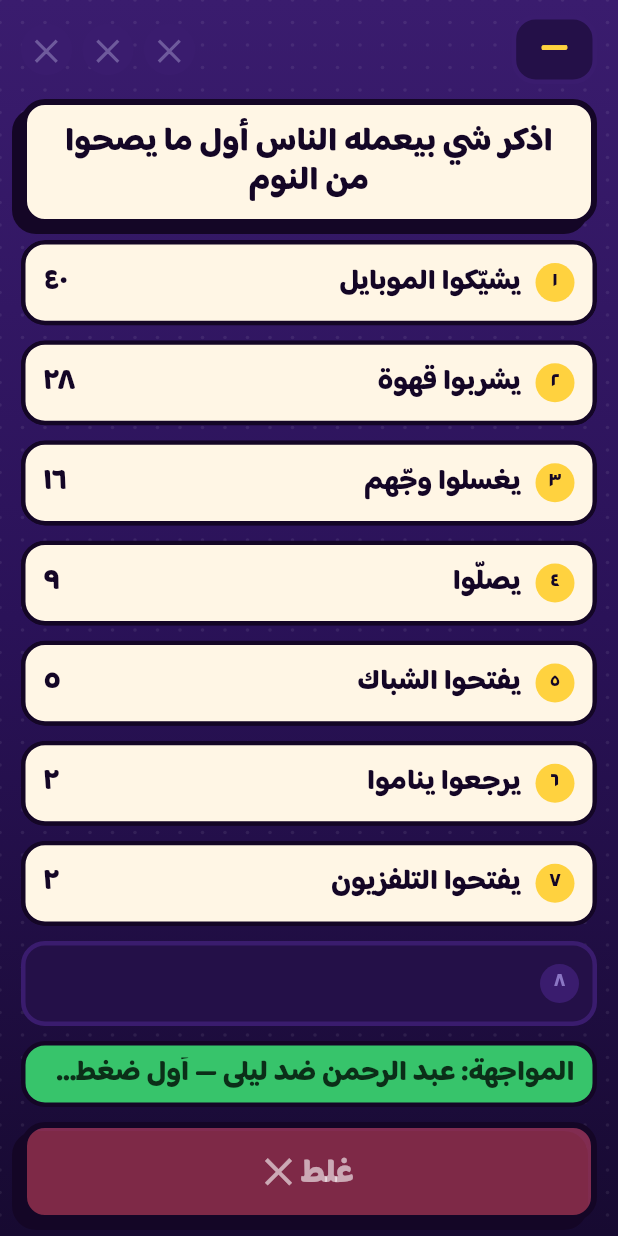
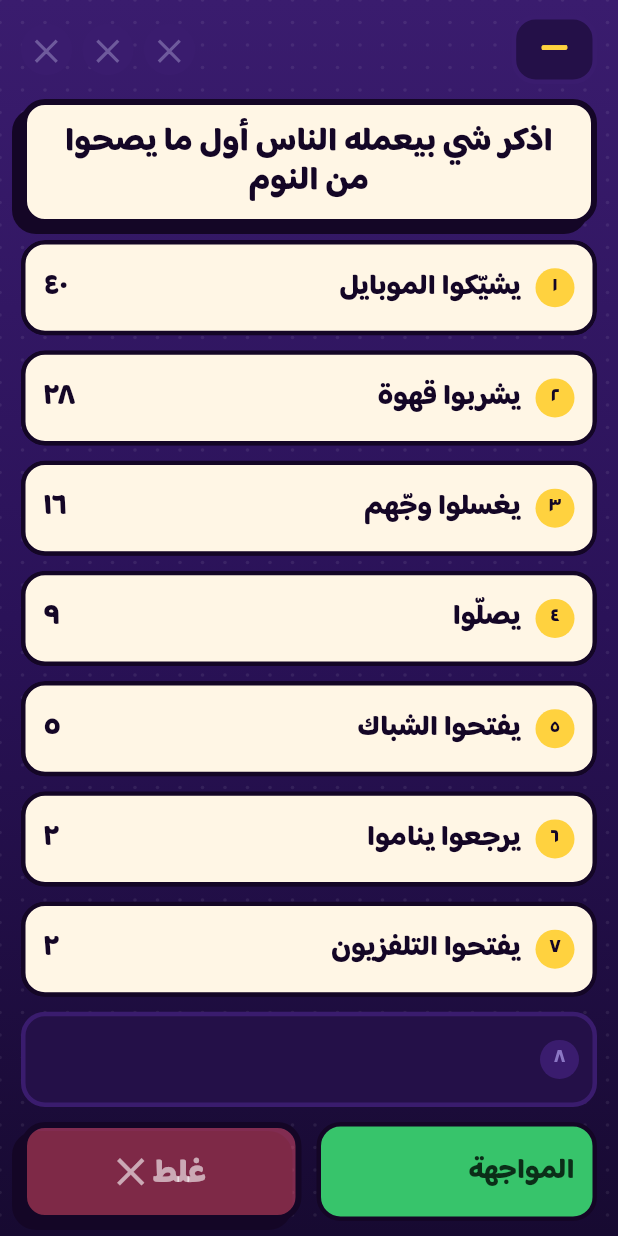
Before and after one commit to NKW2000/meen-al-atlasy-flutter, a Flutter app: the HostGameBoardScreen widget shown alone on an empty page, opened directly, on a phone screen of 412 x 824 dp. Run offline on Flutter 3.47's test engine with Material 3 defaults, Android fonts, the phone set to English and light mode, and no system bars; our stand-ins replace audioplayers, file_picker, shared_preferences; accounts and stored records are empty; statements that could not run were skipped.

Commit message:
feat(ui): host judge bar and turn block side by side
The wrong/next button sits on the left and the turn block on the
right, each half width (row pinned LTR so the sides don't flip in
RTL). The turn block shows only the seat number and the name; with no
player on turn it says المواجهة / العب أو تمرير / انتهت الجولة.
Version 0.7.3+29.

Co-Authored-By: Claude Opus 5 <noreply@anthropic.com>

```diff
--- a/lib/ui/host/host_board_screen.dart
+++ b/lib/ui/host/host_board_screen.dart
@@ -165,10 +165,19 @@ class HostGameBoardScreen extends StatelessWidget {
                   ),
                 ),
                 const SizedBox(height: 10),
-                // مين عليه الدور هلق — المضيف بدّه يعرف على مين بيحكم.
-                HostTurnChip(state: state),
-                const SizedBox(height: 10),
-                judgeBar,
+                // زر الحكم عاليسار وبلوك الدور عاليمين، نصّ ونصّ (طلب
+                // المستخدم). الصف مثبّت LTR حتى «يسار/يمين» ما تنقلب بالـ RTL.
+                IntrinsicHeight(
+                  child: Row(
+                    textDirection: TextDirection.ltr,
+                    crossAxisAlignment: CrossAxisAlignment.stretch,
+                    children: [
+                      Expanded(child: judgeBar),
+                      const SizedBox(width: 10),
+                      Expanded(child: HostTurnChip(state: state)),
+                    ],
+                  ),
+                ),
               ],
             ),
           ),
@@ -419,20 +428,14 @@ class HostTurnChip extends StatelessWidget {
     final color = team?.color() ?? FeudColors.panelDark;
     final ink = team == null ? FeudColors.textMuted : team.inkColor();
 
-    final String label;
-    if (current != null) {
-      label = 'دور ${current.name} — ${state.teams[current.teamId]?.name ?? ''}';
-    } else {
-      final a = state.podiumPlayer(TeamId.team1)?.name;
-      final b = state.podiumPlayer(TeamId.team2)?.name;
-      label = switch (state.phase) {
-        RoundPhase.faceOff when a != null && b != null => 'المواجهة: $a ضد $b — أول ضغطة بتجاوب',
-        RoundPhase.faceOff => 'المواجهة — أول ضغطة بتجاوب',
-        RoundPhase.playOrPass => '${state.teams[state.faceOffWinner]?.name ?? ''} عم يقرر: يلعب أو يمرّر',
-        RoundPhase.roundEnd => 'انتهت الجولة — اكشف الباقي',
-        _ => '—',
-      };
-    }
+    // الاسم والرقم بس (طلب المستخدم) — البلوك نصّ عرض، جنب زر الحكم.
+    final label = current?.name ??
+        switch (state.phase) {
+          RoundPhase.faceOff => 'المواجهة',
+          RoundPhase.playOrPass => 'العب أو تمرير',
+          RoundPhase.roundEnd => 'انتهت الجولة',
+          _ => '—',
+        };
 
     return Container(
       padding: const EdgeInsets.symmetric(horizontal: 12, vertical: 8),
--- a/pubspec.yaml
+++ b/pubspec.yaml
@@ -1,7 +1,7 @@
 name: meen_al_atlasy
 description: "A new Flutter project."
 publish_to: 'none'
-version: 0.7.2+28
+version: 0.7.3+29
 
 environment:
   sdk: ^3.13.3
```
Also changed, not shown: 2 other files.
